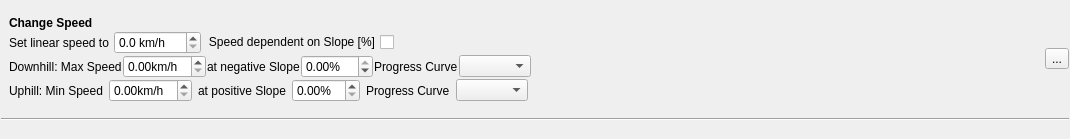
Before: the Qt Designer form src/gis/trk/filter/IFilterSpeed.ui in Maproom/qmapshack, drawn with Qt 5.
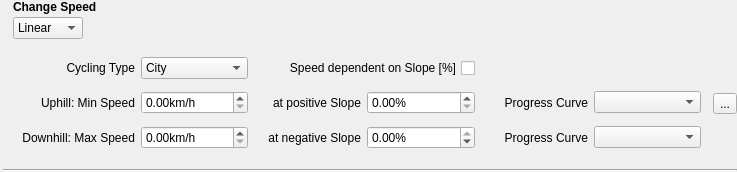
After: the same form once the commit is applied. Icons and pictures are not drawn.

Commit message: First draft GUI based on QStackedWidget.

Patch:
```diff
--- a/src/gis/trk/filter/IFilterSpeed.ui
+++ b/src/gis/trk/filter/IFilterSpeed.ui
@@ -9,8 +9,8 @@
    <rect>
     <x>0</x>
     <y>0</y>
-    <width>1070</width>
-    <height>139</height>
+    <width>737</width>
+    <height>172</height>
    </rect>
   </property>
   <property name="maximumSize">
@@ -24,72 +24,28 @@
   </property>
   <layout class="QGridLayout" name="gridLayout">
    <property name="leftMargin">
-    <number>1</number>
+    <number>3</number>
    </property>
    <property name="topMargin">
-    <number>1</number>
+    <number>0</number>
    </property>
    <property name="rightMargin">
-    <number>1</number>
+    <number>0</number>
    </property>
    <property name="bottomMargin">
-    <number>1</number>
+    <number>0</number>
    </property>
    <property name="spacing">
-    <number>1</number>
+    <number>3</number>
    </property>
-   <item row="0" column="2">
-    <widget class="QToolButton" name="toolApply">
-     <property name="text">
-      <string>...</string>
+   <item row="3" column="4">
+    <widget class="QStackedWidget" name="stackedWidget">
+     <property name="currentIndex">
+      <number>1</number>
      </property>
-     <property name="icon">
-      <iconset resource="../../../resources.qrc">
-       <normaloff>:/icons/32x32/Apply.png</normaloff>:/icons/32x32/Apply.png</iconset>
-     </property>
-     <property name="iconSize">
-      <size>
-       <width>22</width>
-       <height>22</height>
-      </size>
-     </property>
-    </widget>
-   </item>
-   <item row="0" column="0">
-    <widget class="QLabel" name="label_3">
-     <property name="sizePolicy">
-      <sizepolicy hsizetype="Maximum" vsizetype="Preferred">
-       <horstretch>0</horstretch>
-       <verstretch>0</verstretch>
-      </sizepolicy>
-     </property>
-     <property name="text">
-      <string/>
-     </property>
-     <property name="pixmap">
-      <pixmap resource="../../../resources.qrc">:/icons/48x48/Time.png</pixmap>
-     </property>
-    </widget>
-   </item>
-   <item row="0" column="1">
-    <layout class="QVBoxLayout" name="verticalLayout_4">
-     <item>
-      <widget class="QLabel" name="label">
-       <property name="text">
-        <string>&lt;b&gt;Change Speed&lt;/b&gt;</string>
-       </property>
-      </widget>
-     </item>
-     <item>
-      <layout class="QHBoxLayout" name="linearLayout">
-       <item>
-        <widget class="QLabel" name="label_2">
-         <property name="text">
-          <string>Set linear speed to </string>
-         </property>
-        </widget>
-       </item>
-       <item>
+     <widget class="QWidget" name="pgeLinear">
+      <layout class="QGridLayout" name="gridLayout_3">
+       <item row="0" column="2">
         <widget class="QDoubleSpinBox" name="linearSpeed">
          <property name="suffix">
           <string> km/h</string>
@@ -102,17 +58,14 @@
          </property>
         </widget>
        </item>
-       <item>
-        <widget class="QCheckBox" name="isSlopeEnabled">
-         <property name="layoutDirection">
-          <enum>Qt::RightToLeft</enum>
-         </property>
+       <item row="0" column="1">
+        <widget class="QLabel" name="label_2">
          <property name="text">
-          <string>Speed dependent on Slope [%]</string>
+          <string>Set linear speed to </string>
          </property>
         </widget>
        </item>
-       <item>
+       <item row="0" column="3">
         <spacer name="horizontalSpacer">
          <property name="orientation">
           <enum>Qt::Horizontal</enum>
@@ -126,31 +79,77 @@
         </spacer>
        </item>
       </layout>
-     </item>
-     <item>
-      <layout class="QHBoxLayout" name="downHillLayout">
-       <item>
+     </widget>
+     <widget class="QWidget" name="pgeCycling">
+      <layout class="QGridLayout" name="gridLayout_2">
+       <item row="4" column="0">
         <widget class="QLabel" name="label_6">
          <property name="text">
           <string>Downhill: Max Speed</string>
          </property>
+         <property name="alignment">
+          <set>Qt::AlignRight|Qt::AlignTrailing|Qt::AlignVCenter</set>
+         </property>
         </widget>
        </item>
-       <item>
-        <widget class="QDoubleSpinBox" name="maxSpeed">
-         <property name="suffix">
-          <string>km/h</string>
+       <item row="2" column="0">
+        <widget class="QLabel" name="label_4">
+         <property name="text">
+          <string>Uphill: Min Speed</string>
          </property>
+         <property name="alignment">
+          <set>Qt::AlignRight|Qt::AlignTrailing|Qt::AlignVCenter</set>
+         </property>
         </widget>
        </item>
-       <item>
+       <item row="4" column="3">
         <widget class="QLabel" name="label_7">
          <property name="text">
           <string>at negative Slope</string>
          </property>
+         <property name="alignment">
+          <set>Qt::AlignRight|Qt::AlignTrailing|Qt::AlignVCenter</set>
+         </property>
         </widget>
        </item>
-       <item>
+       <item row="4" column="8">
+        <widget class="QLabel" name="label_9">
+         <property name="text">
+          <string>Progress Curve</string>
+         </property>
+         <property name="alignment">
+          <set>Qt::AlignRight|Qt::AlignTrailing|Qt::AlignVCenter</set>
+         </property>
+        </widget>
+       </item>
+       <item row="2" column="3">
+        <widget class="QLabel" name="label_5">
+         <property name="text">
+          <string>at positive Slope</string>
+         </property>
+         <property name="alignment">
+          <set>Qt::AlignRight|Qt::AlignTrailing|Qt::AlignVCenter</set>
+         </property>
+        </widget>
+       </item>
+       <item row="4" column="1">
+        <widget class="QDoubleSpinBox" name="maxSpeed">
+         <property name="suffix">
+          <string>km/h</string>
+         </property>
+        </widget>
+       </item>
+       <item row="2" column="4">
+        <widget class="QDoubleSpinBox" name="slopeAtMinSpeed">
+         <property name="suffix">
+          <string>%</string>
+         </property>
+         <property name="maximum">
+          <double>45.000000000000000</double>
+         </property>
+        </widget>
+       </item>
+       <item row="4" column="4">
         <widget class="QDoubleSpinBox" name="slopeAtMaxSpeed">
          <property name="suffix">
           <string>%</string>
@@ -163,95 +162,173 @@
          </property>
         </widget>
        </item>
-       <item>
-        <widget class="QLabel" name="label_9">
-         <property name="text">
-          <string>Progress Curve</string>
-         </property>
-        </widget>
-       </item>
-       <item>
+       <item row="4" column="10">
         <widget class="QComboBox" name="cbDownHill"/>
        </item>
-       <item>
-        <spacer name="horizontalSpacer_3">
-         <property name="orientation">
-          <enum>Qt::Horizontal</enum>
-         </property>
-         <property name="sizeHint" stdset="0">
-          <size>
-           <width>40</width>
-           <height>20</height>
-          </size>
-         </property>
-        </spacer>
-       </item>
-      </layout>
-     </item>
-     <item>
-      <layout class="QHBoxLayout" name="upHillLayout">
-       <property name="spacing">
-        <number>6</number>
-       </property>
-       <item>
-        <widget class="QLabel" name="label_4">
-         <property name="text">
-          <string>Uphill: Min Speed</string>
-         </property>
-        </widget>
-       </item>
-       <item>
+       <item row="2" column="1">
         <widget class="QDoubleSpinBox" name="minSpeed">
          <property name="suffix">
           <string>km/h</string>
          </property>
         </widget>
        </item>
-       <item>
-        <widget class="QLabel" name="label_5">
-         <property name="text">
-          <string>at positive Slope</string>
-         </property>
-        </widget>
-       </item>
-       <item>
-        <widget class="QDoubleSpinBox" name="slopeAtMinSpeed">
-         <property name="suffix">
-          <string>%</string>
-         </property>
-         <property name="maximum">
-          <double>45.000000000000000</double>
-         </property>
-        </widget>
-       </item>
-       <item>
+       <item row="2" column="8">
         <widget class="QLabel" name="label_8">
          <property name="text">
           <string>Progress Curve</string>
          </property>
+         <property name="alignment">
+          <set>Qt::AlignRight|Qt::AlignTrailing|Qt::AlignVCenter</set>
+         </property>
         </widget>
        </item>
-       <item>
+       <item row="2" column="10">
         <widget class="QComboBox" name="cbUpHill"/>
        </item>
-       <item>
-        <spacer name="horizontalSpacer_2">
-         <property name="orientation">
-          <enum>Qt::Horizontal</enum>
+       <item row="1" column="1">
+        <widget class="QComboBox" name="comboBox">
+         <item>
+          <property name="text">
+           <string>City</string>
+          </property>
+         </item>
+         <item>
+          <property name="text">
+           <string>Trekking</string>
+          </property>
+         </item>
+         <item>
+          <property name="text">
+           <string>Sportive</string>
+          </property>
+         </item>
+         <item>
+          <property name="text">
+           <string>Mountain</string>
+          </property>
+         </item>
+         <item>
+          <property name="text">
+           <string>Custom</string>
+          </property>
+         </item>
+        </widget>
+       </item>
+       <item row="1" column="0">
+        <widget class="QLabel" name="label_3">
+         <property name="text">
+          <string>Cycling Type</string>
          </property>
-         <property name="sizeHint" stdset="0">
-          <size>
-           <width>40</width>
-           <height>20</height>
-          </size>
+         <property name="alignment">
+          <set>Qt::AlignRight|Qt::AlignTrailing|Qt::AlignVCenter</set>
          </property>
-        </spacer>
+        </widget>
        </item>
+       <item row="1" column="3" colspan="2">
+        <widget class="QCheckBox" name="isSlopeEnabled">
+         <property name="layoutDirection">
+          <enum>Qt::RightToLeft</enum>
+         </property>
+         <property name="text">
+          <string>Speed dependent on Slope [%]</string>
+         </property>
+        </widget>
+       </item>
       </layout>
+     </widget>
+     <widget class="QWidget" name="page">
+      <layout class="QGridLayout" name="gridLayout_4">
+       <item row="0" column="0">
+        <widget class="QLabel" name="label">
+         <property name="text">
+          <string>not yet implemented</string>
+         </property>
+        </widget>
+       </item>
+      </layout>
+     </widget>
+    </widget>
+   </item>
+   <item row="1" column="4">
+    <widget class="QLabel" name="lblTitel">
+     <property name="text">
+      <string>&lt;b&gt;Change Speed&lt;/b&gt;</string>
+     </property>
+    </widget>
+   </item>
+   <item row="3" column="5">
+    <widget class="QToolButton" name="toolApply">
+     <property name="toolTip">
+      <string>&lt;html&gt;&lt;head/&gt;&lt;body&gt;&lt;p&gt;Apply filter now.&lt;/p&gt;&lt;/body&gt;&lt;/html&gt;</string>
+     </property>
+     <property name="text">
+      <string>...</string>
+     </property>
+     <property name="icon">
+      <iconset resource="../../../resources.qrc">
+       <normaloff>:/icons/32x32/Apply.png</normaloff>:/icons/32x32/Apply.png</iconset>
+     </property>
+     <property name="iconSize">
+      <size>
+       <width>22</width>
+       <height>22</height>
+      </size>
+     </property>
+    </widget>
+   </item>
+   <item row="3" column="3">
+    <widget class="QLabel" name="lblTimePix">
+     <property name="sizePolicy">
+      <sizepolicy hsizetype="Maximum" vsizetype="Preferred">
+       <horstretch>0</horstretch>
+       <verstretch>0</verstretch>
+      </sizepolicy>
+     </property>
+     <property name="text">
+      <string/>
+     </property>
+     <property name="pixmap">
+      <pixmap resource="../../../resources.qrc">:/icons/48x48/Time.png</pixmap>
+     </property>
+    </widget>
+   </item>
+   <item row="2" column="4">
+    <layout class="QHBoxLayout" name="horizontalLayout">
+     <item>
+      <widget class="QComboBox" name="cbxActivityType">
+       <item>
+        <property name="text">
+         <string>Linear</string>
+        </property>
+       </item>
+       <item>
+        <property name="text">
+         <string>Cycling</string>
+        </property>
+       </item>
+       <item>
+        <property name="text">
+         <string>Hiking</string>
+        </property>
+       </item>
+      </widget>
+     </item>
+     <item>
+      <spacer name="horizontalSpacer_4">
+       <property name="orientation">
+        <enum>Qt::Horizontal</enum>
+       </property>
+       <property name="sizeHint" stdset="0">
+        <size>
+         <width>40</width>
+         <height>20</height>
+        </size>
+       </property>
+      </spacer>
      </item>
     </layout>
    </item>
-   <item row="1" column="0" colspan="3">
+   <item row="4" column="3" colspan="3">
     <widget class="Line" name="line">
      <property name="orientation">
       <enum>Qt::Horizontal</enum>
```
Left out of the diff: 5 changed lines with no effect on the pictures. The commit also changes 1 other file.
